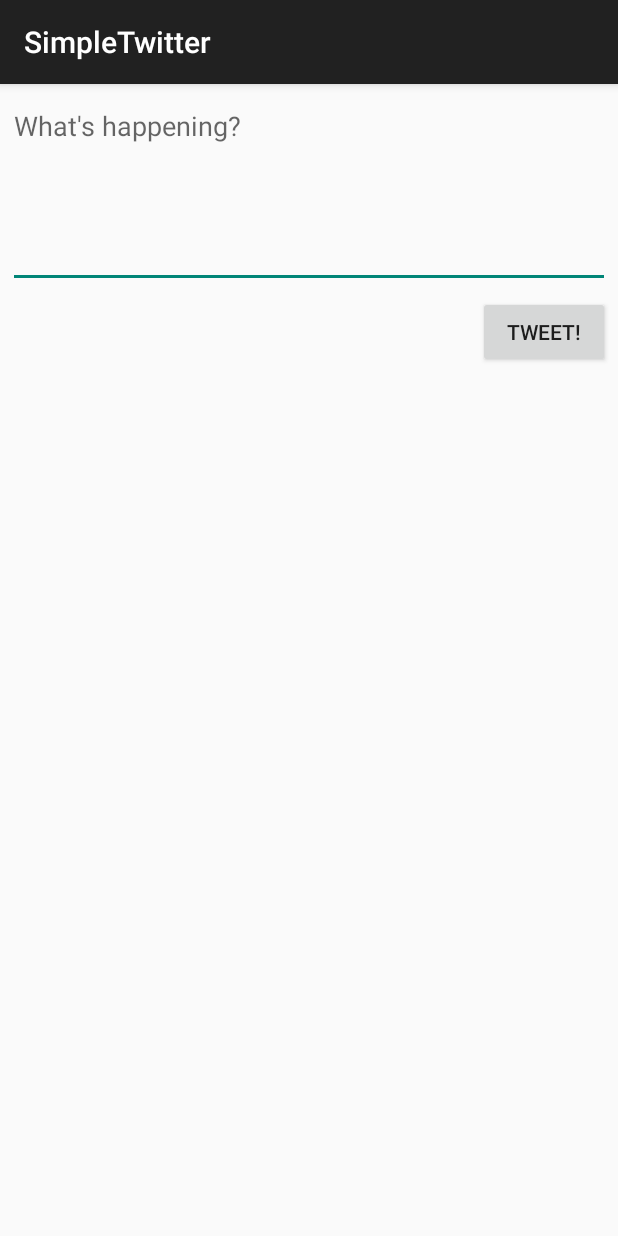
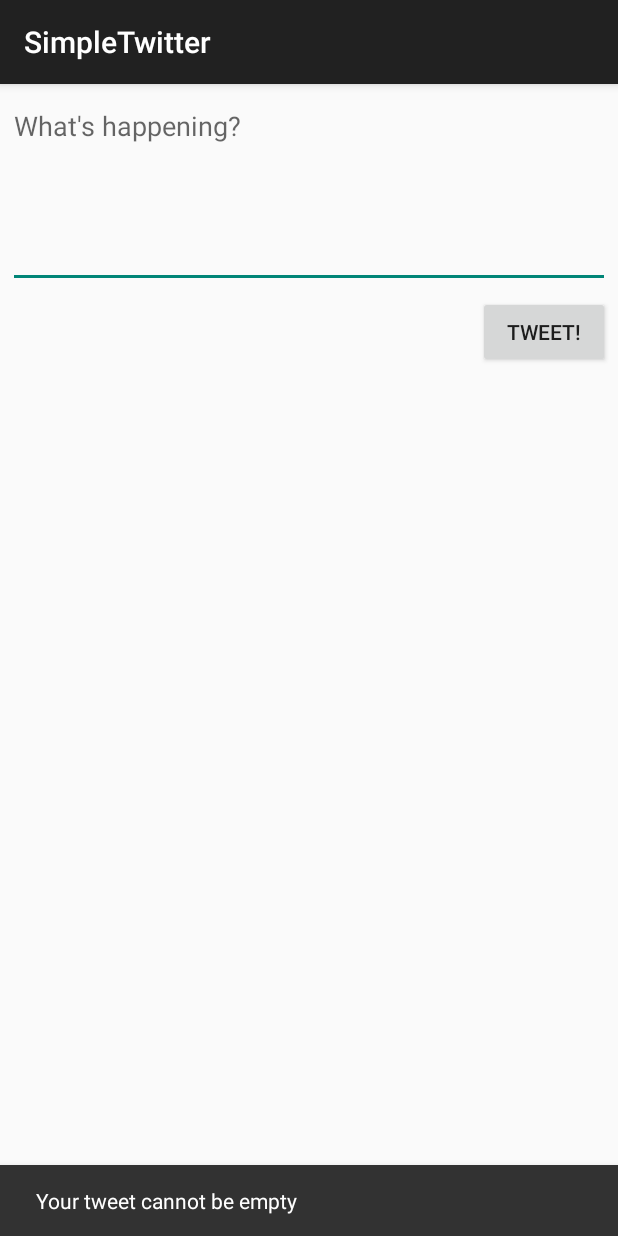
Before and after one commit to jimenezh/SimpleTwitter, an Android app: the ComposeActivity screen opened directly, with no data from a screen before it, after a tap on "TWEET!", on a phone screen of 412 x 824 dp. Run offline under Robolectric (Android 15) with nearby library versions, the phone set to English and light mode, and no system bars.

Commit message:
Replaced toasts with snackbars

```diff
--- a/app/build.gradle
+++ b/app/build.gradle
@@ -46,6 +46,7 @@
     implementation 'com.github.bumptech.glide:glide:4.11.0'
     implementation 'androidx.constraintlayout:constraintlayout:1.1.3'
     implementation 'androidx.recyclerview:recyclerview:1.1.0'
+    implementation 'com.google.android.material:material:1.1.0'
     // Room for simple persistence with an ORM
     def room_version = "2.2.5"
     implementation "androidx.room:room-runtime:$room_version"
--- a/app/src/main/java/com/codepath/apps/restclienttemplate/ComposeActivity.java
+++ b/app/src/main/java/com/codepath/apps/restclienttemplate/ComposeActivity.java
@@ -7,6 +7,8 @@
 import android.widget.Button;
 import android.widget.EditText;
 import android.widget.Toast;
+
+import com.google.android.material.snackbar.Snackbar;
 
 public class ComposeActivity extends AppCompatActivity {
 
@@ -27,10 +29,11 @@
             public void onClick(View view) {
                 String tweetContent = etCompose.getText().toString();
                 if (tweetContent.length() <= 0) {
-                    Toast.makeText(ComposeActivity.this, "Your tweet cannot be empty", Toast.LENGTH_LONG).show();
+
+                    Snackbar.make((View) etCompose.getParent(), R.string.empty_tweet,  Snackbar.LENGTH_LONG).show();
                     return;
                 } else if (tweetContent.length() > MAX_TWEET_LENGTH) {
-                    Toast.makeText(ComposeActivity.this, "Your tweet cannot be longer than 140 characters", Toast.LENGTH_LONG).show();
+                    Snackbar.make((View) etCompose.getParent(), R.string.too_full_tweet,  Snackbar.LENGTH_LONG).show();
                     return;
                 }
                 Toast.makeText(ComposeActivity.this, "Sending tweet!", Toast.LENGTH_LONG).show();
--- a/app/src/main/res/values/strings.xml
+++ b/app/src/main/res/values/strings.xml
@@ -7,5 +7,8 @@
     <string name="intent_host">cprest</string>
     <string name="tweet_compose_hint">What\'s happening?</string>
     <string name="tweet_btn_text">Tweet!</string>
+    <string name="empty_tweet">Your tweet cannot be empty</string>
+    <string name="snackbar_action">UNDO</string>
+    <string name="too_full_tweet">Your tweet cannot be longer than 140 characters</string>
 
 </resources>
```
